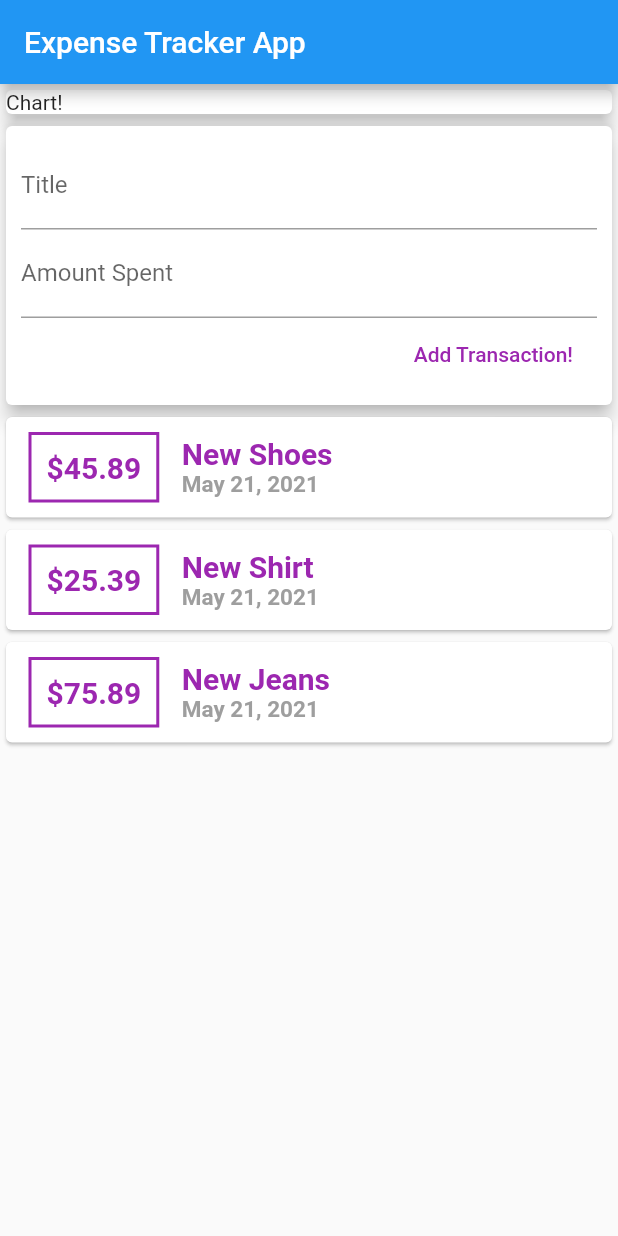
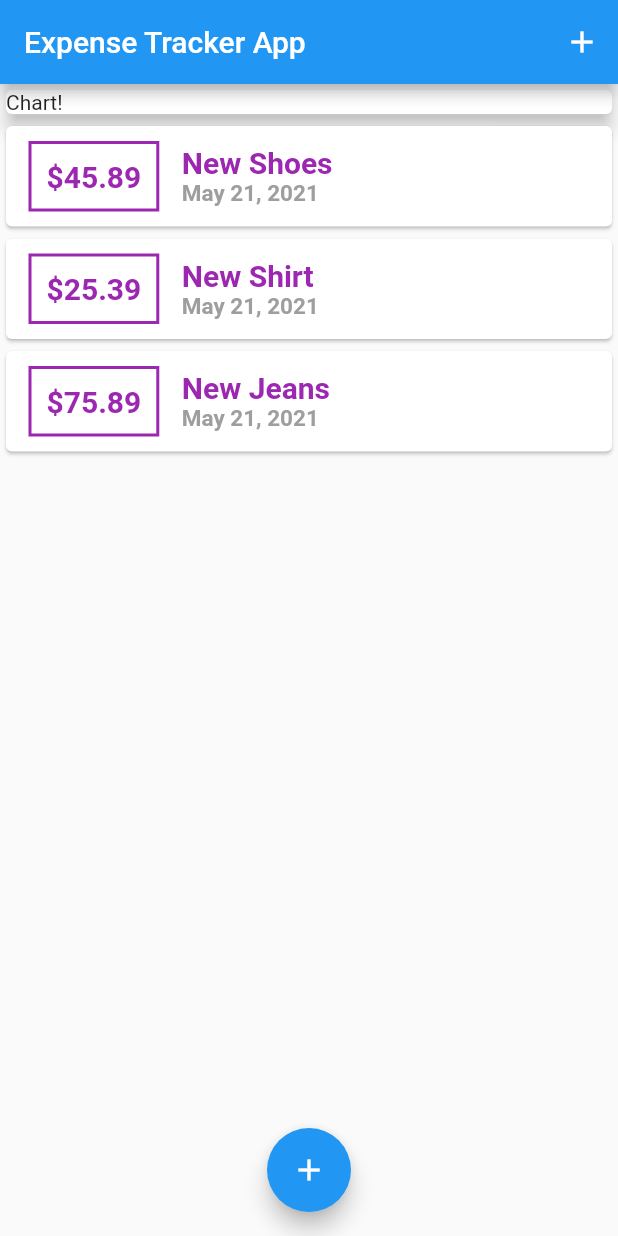
Before and after one commit to arshrangi/flutter_expense_tracker, a Flutter app: the screen it shows after launch, on a phone screen of 412 x 824 dp. Run offline on Flutter 3.47's test engine with Material 2 defaults, Android fonts, the phone set to English and light mode, and no system bars.

Commit message:
Add Modal to enter new transactions

```diff
--- a/lib/main.dart
+++ b/lib/main.dart
@@ -1,5 +1,7 @@
 import 'package:flutter/material.dart';
-import './widgets/user_transaction.dart';
+import 'package:flutter_expense_tracker/widgets/new_transaction.dart';
+import './widgets/transaction_list.dart';
+import 'model/transaction.dart';
 
 void main() => runApp(MyApp());
 
@@ -13,12 +15,56 @@ class MyApp extends StatelessWidget {
   }
 }
 
-class MyHomePage extends StatelessWidget {
+class MyHomePage extends StatefulWidget {
+  @override
+  _MyHomePageState createState() => _MyHomePageState();
+}
+
+class _MyHomePageState extends State<MyHomePage> {
+  final List<Transaction> _userTransactions = [
+    Transaction(
+        id: 't1', title: 'New Shoes', amount: 45.89, date: DateTime.now()),
+    Transaction(
+        id: 't2', title: 'New Shirt', amount: 25.39, date: DateTime.now()),
+    Transaction(
+        id: 't3', title: 'New Jeans', amount: 75.89, date: DateTime.now()),
+  ];
+
+  void _addNewUserTranasaction(String title, double amount) {
+    final newTx = Transaction(
+        title: title,
+        amount: amount,
+        date: DateTime.now(),
+        id: DateTime.now().toString());
+
+    setState(() {
+      _userTransactions.add(newTx);
+    });
+  }
+
+  void _startAddNewTransaction(BuildContext ctx) {
+    showModalBottomSheet(
+      context: ctx,
+      builder: (_) {
+        return GestureDetector(
+          onTap: () {},
+          child: NewTransaction(_addNewUserTranasaction),
+          behavior: HitTestBehavior.opaque,
+        );
+      },
+    );
+  }
+
   @override
   Widget build(BuildContext context) {
     return Scaffold(
       appBar: AppBar(
         title: Text('Expense Tracker App'),
+        actions: <Widget>[
+          IconButton(
+              icon: Icon(Icons.add),
+              onPressed: () => _startAddNewTransaction(context))
+        ],
       ),
       body: SingleChildScrollView(
         child: Column(
@@ -31,10 +77,15 @@ class MyHomePage extends StatelessWidget {
                 elevation: 5,
               ),
             ),
-            UserTransaction(),
+            TransactionList(_userTransactions),
           ],
         ),
       ),
+      floatingActionButton: FloatingActionButton(
+        child: Icon(Icons.add),
+        onPressed: () => _startAddNewTransaction(context),
+      ),
+      floatingActionButtonLocation: FloatingActionButtonLocation.centerFloat,
     );
   }
 }
--- a/lib/widgets/user_transaction.dart
+++ /dev/null
@@ -1,39 +0,0 @@
-import 'package:flutter/material.dart';
-
-import './transaction_list.dart';
-import './new_transaction.dart';
-import '../model/transaction.dart';
-
-class UserTransaction extends StatefulWidget {
-  @override
-  _UserTransactionState createState() => _UserTransactionState();
-}
-
-class _UserTransactionState extends State<UserTransaction> {
-  final List<Transaction> _userTransactions = [
-    Transaction(
-        id: 't1', title: 'New Shoes', amount: 45.89, date: DateTime.now()),
-    Transaction(
-        id: 't2', title: 'New Shirt', amount: 25.39, date: DateTime.now()),
-    Transaction(
-        id: 't3', title: 'New Jeans', amount: 75.89, date: DateTime.now()),
-  ];
-
-  void _addNewUserTranasaction(String title, double amount) {
-    final newTx = Transaction(title: title, amount: amount, date: DateTime.now(), id: DateTime.now().toString());
-
-    setState(() {
-      _userTransactions.add(newTx);
-    });
-  }
-
-  @override
-  Widget build(BuildContext context) {
-    return Column(
-      children: <Widget>[
-        NewTransaction(_addNewUserTranasaction),
-        TransactionList(_userTransactions),
-      ],
-    );
-  }
-}
```
Also changed, not shown: lib/widgets/new_transaction.dart (+12 -4 lines).
